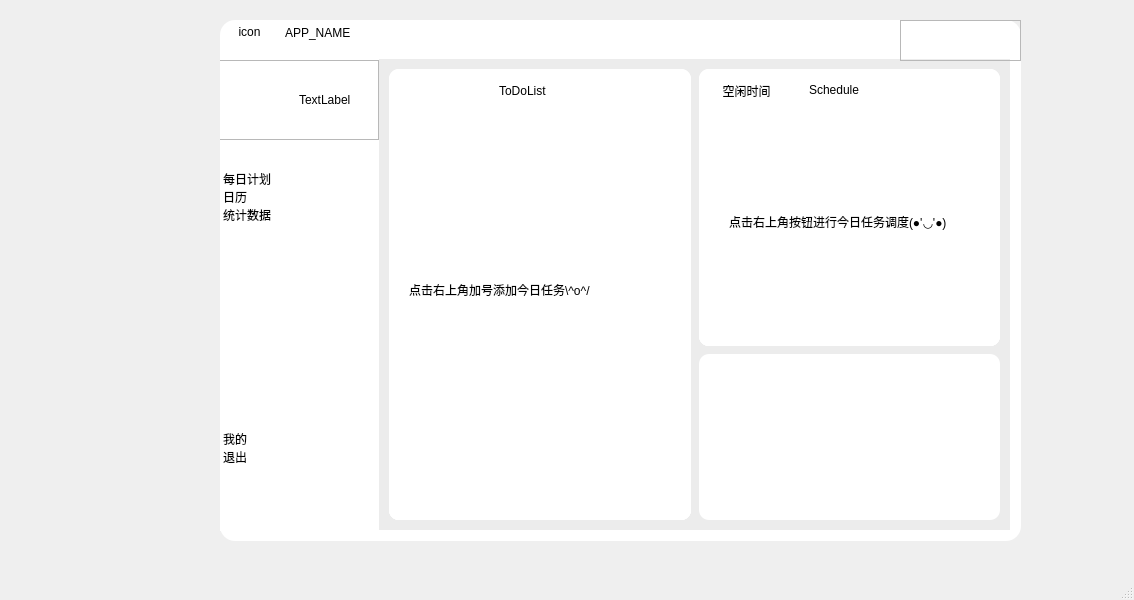
AiDahanwen/BUAA_2024_Python_Project, file frontend/main_interface.ui: the form before one commit.
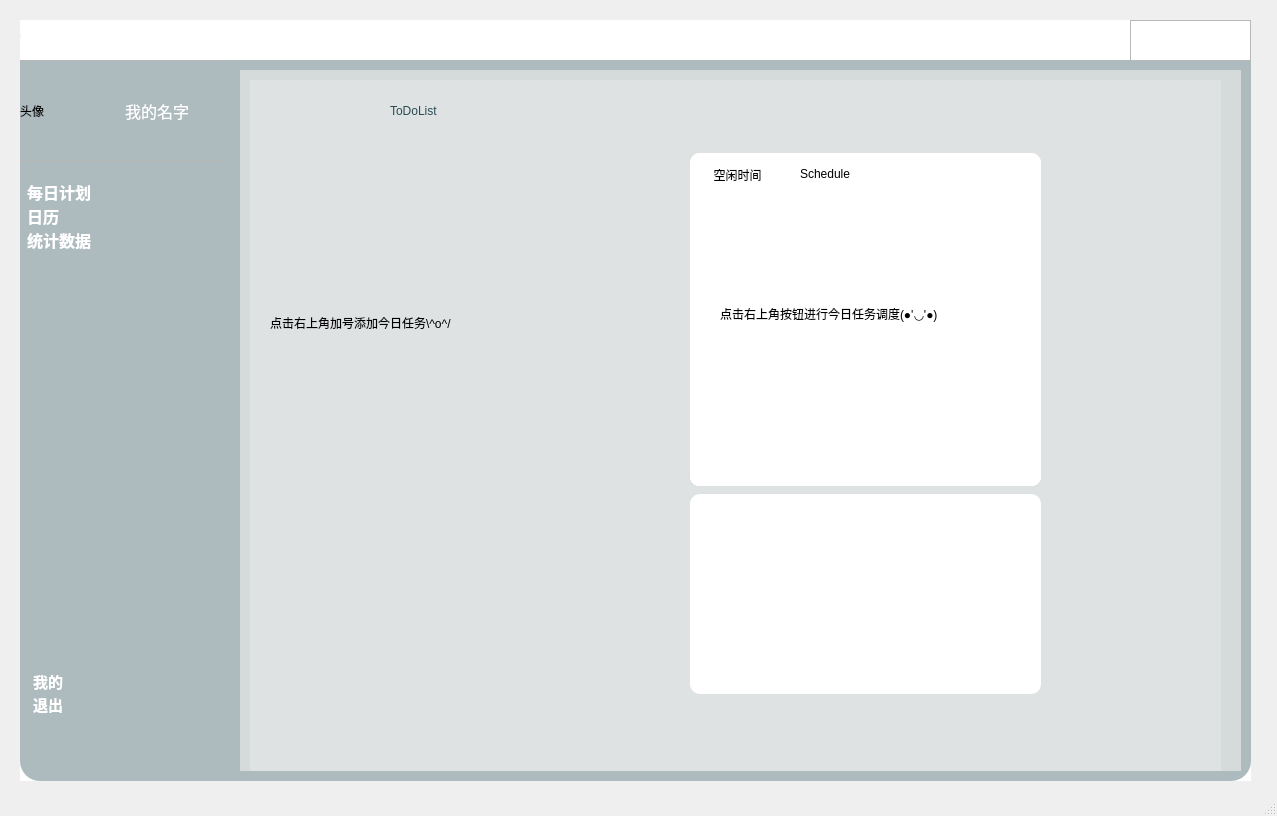
The form after the commit. The open tabs and pages were chosen to show the change. Icons and pictures are not drawn.

Commit message: frontend-modify main interface's background-cuzn

Diff of the .ui file:
```diff
--- a/frontend/main_interface.ui
+++ b/frontend/main_interface.ui
@@ -6,21 +6,33 @@
    <rect>
     <x>0</x>
     <y>0</y>
-    <width>1134</width>
-    <height>600</height>
+    <width>1277</width>
+    <height>816</height>
    </rect>
   </property>
   <property name="windowTitle">
    <string>MainWindow</string>
   </property>
+  <property name="styleSheet">
+   <string notr="true">font: 75 12pt &quot;微软雅黑&quot;;</string>
+  </property>
   <widget class="QWidget" name="centralwidget">
+   <property name="font">
+    <font>
+     <family>微软雅黑</family>
+     <pointsize>12</pointsize>
+     <weight>9</weight>
+     <italic>false</italic>
+     <bold>false</bold>
+    </font>
+   </property>
    <widget class="QFrame" name="frame">
     <property name="geometry">
      <rect>
-      <x>220</x>
+      <x>20</x>
       <y>20</y>
-      <width>801</width>
-      <height>521</height>
+      <width>1231</width>
+      <height>761</height>
      </rect>
     </property>
     <property name="minimumSize">
@@ -30,11 +42,9 @@
      </size>
     </property>
     <property name="styleSheet">
-     <string notr="true">
-
-#frame{
+     <string notr="true">QFrame#frame{
 	background-color: rgb(255, 255, 255);
-	border-radius:15px;
+	border-radius:20px;
 }</string>
     </property>
     <property name="frameShape">
@@ -46,14 +56,14 @@
     <widget class="QStackedWidget" name="stackedWidget">
      <property name="geometry">
       <rect>
-       <x>159</x>
-       <y>39</y>
-       <width>631</width>
-       <height>471</height>
+       <x>220</x>
+       <y>50</y>
+       <width>1001</width>
+       <height>701</height>
       </rect>
      </property>
      <property name="styleSheet">
-      <string notr="true">background-color: rgb(236, 236, 236);</string>
+      <string notr="true">background-color: rgba(236, 236, 236, 100);</string>
      </property>
      <property name="currentIndex">
       <number>1</number>
@@ -114,8 +124,8 @@
         <rect>
          <x>10</x>
          <y>10</y>
-         <width>611</width>
-         <height>451</height>
+         <width>971</width>
+         <height>691</height>
         </rect>
        </property>
        <layout class="QHBoxLayout" name="horizontalLayout_5">
@@ -131,7 +141,7 @@
            </size>
           </property>
           <property name="styleSheet">
-           <string notr="true">background-color: rgb(255, 255, 255);
+           <string notr="true">background-color: rgba(255, 255, 255, 0);
 border-radius:10px;</string>
           </property>
           <property name="frameShape">
@@ -179,14 +189,15 @@
              <widget class="QLabel" name="label_9">
               <property name="geometry">
                <rect>
-                <x>110</x>
+                <x>140</x>
                 <y>10</y>
-                <width>81</width>
-                <height>24</height>
+                <width>191</width>
+                <height>41</height>
                </rect>
               </property>
               <property name="styleSheet">
-               <string notr="true">font: 75 16pt &quot;Times New Roman&quot;;</string>
+               <string notr="true">color: rgb(42, 75, 85);
+font: 87 20pt &quot;Arial Black&quot;;</string>
               </property>
               <property name="text">
                <string>ToDoList</string>
@@ -195,7 +206,7 @@
              <widget class="QPushButton" name="pushButton_M_addtask">
               <property name="geometry">
                <rect>
-                <x>260</x>
+                <x>400</x>
                 <y>10</y>
                 <width>31</width>
                 <height>23</height>
@@ -290,38 +301,15 @@
                    <bool>true</bool>
                   </property>
                  </widget>
-                </widget>
-                <widget class="QWidget" name="page_7">
-                 <layout class="QHBoxLayout" name="horizontalLayout_2">
-                  <property name="spacing">
-                   <number>0</number>
+                 <widget class="QWidget" name="layoutWidget">
+                  <property name="geometry">
+                   <rect>
+                    <x>440</x>
+                    <y>10</y>
+                    <width>351</width>
+                    <height>541</height>
+                   </rect>
                   </property>
-                  <property name="leftMargin">
-                   <number>0</number>
-                  </property>
-                  <property name="topMargin">
-                   <number>0</number>
-                  </property>
-                  <property name="rightMargin">
-                   <number>0</number>
-                  </property>
-                  <property name="bottomMargin">
-                   <number>0</number>
-                  </property>
-                  <item>
-                   <widget class="QListWidget" name="listWidget_todolist"/>
-                  </item>
-                 </layout>
-                </widget>
-               </widget>
-              </item>
-             </layout>
-            </widget>
-           </item>
-          </layout>
-         </widget>
-        </item>
-        <item>
          <layout class="QVBoxLayout" name="verticalLayout">
           <property name="spacing">
            <number>8</number>
@@ -385,7 +373,7 @@
                  <rect>
                   <x>110</x>
                   <y>9</y>
-                  <width>77</width>
+                           <width>131</width>
                   <height>24</height>
                  </rect>
                 </property>
@@ -511,7 +499,7 @@
                      <rect>
                       <x>30</x>
                       <y>100</y>
-                      <width>241</width>
+                               <width>271</width>
                       <height>20</height>
                      </rect>
                     </property>
@@ -589,6 +577,37 @@
            </widget>
           </item>
          </layout>
+                 </widget>
+                </widget>
+                <widget class="QWidget" name="page_7">
+                 <layout class="QHBoxLayout" name="horizontalLayout_2">
+                  <property name="spacing">
+                   <number>0</number>
+                  </property>
+                  <property name="leftMargin">
+                   <number>0</number>
+                  </property>
+                  <property name="topMargin">
+                   <number>0</number>
+                  </property>
+                  <property name="rightMargin">
+                   <number>0</number>
+                  </property>
+                  <property name="bottomMargin">
+                   <number>0</number>
+                  </property>
+                  <item>
+                   <widget class="QListWidget" name="listWidget_todolist"/>
+                  </item>
+                 </layout>
+                </widget>
+               </widget>
+              </item>
+             </layout>
+            </widget>
+           </item>
+          </layout>
+         </widget>
         </item>
        </layout>
       </widget>
@@ -1204,13 +1223,27 @@
      <property name="geometry">
       <rect>
        <x>0</x>
-       <y>150</y>
-       <width>151</width>
-       <height>241</height>
+       <y>160</y>
+       <width>231</width>
+       <height>181</height>
       </rect>
      </property>
+     <property name="font">
+      <font>
+       <family>微软雅黑</family>
+       <pointsize>12</pointsize>
+       <weight>9</weight>
+       <italic>false</italic>
+       <bold>false</bold>
+      </font>
+     </property>
      <property name="styleSheet">
-      <string notr="true">border:none;</string>
+      <string notr="true">QListWidget#listWidget{
+border:none;
+background-color: rgba(255, 255, 255, 0);
+font:75 12pt &quot;微软雅黑&quot;;
+	color: rgb(255, 255, 255);
+}</string>
      </property>
      <property name="movement">
       <enum>QListView::Static</enum>
@@ -1220,8 +1253,19 @@
      </property>
      <item>
       <property name="text">
-       <string>每日计划</string>
+       <string> 每日计划</string>
       </property>
+      <property name="font">
+       <font>
+        <family>微软雅黑</family>
+        <pointsize>12</pointsize>
+        <weight>75</weight>
+        <bold>true</bold>
+       </font>
+      </property>
+      <property name="textAlignment">
+       <set>AlignLeading|AlignVCenter</set>
+      </property>
       <property name="icon">
        <iconset>
         <normalon>:/resource/icons/ClassLine.png</normalon>
@@ -1230,8 +1274,16 @@
      </item>
      <item>
       <property name="text">
-       <string>日历</string>
+       <string> 日历</string>
       </property>
+      <property name="font">
+       <font>
+        <family>微软雅黑</family>
+        <pointsize>12</pointsize>
+        <weight>75</weight>
+        <bold>true</bold>
+       </font>
+      </property>
       <property name="icon">
        <iconset>
         <normalon>:/icons/icons/Calendar.png</normalon>
@@ -1240,8 +1292,16 @@
      </item>
      <item>
       <property name="text">
-       <string>统计数据</string>
+       <string> 统计数据</string>
       </property>
+      <property name="font">
+       <font>
+        <family>微软雅黑</family>
+        <pointsize>12</pointsize>
+        <weight>75</weight>
+        <bold>true</bold>
+       </font>
+      </property>
       <property name="icon">
        <iconset>
         <normalon>:/resource/icons/统计分析-项目表格统计.png</normalon>
@@ -1252,23 +1312,55 @@
     <widget class="QListWidget" name="listWidget_2">
      <property name="geometry">
       <rect>
-       <x>0</x>
-       <y>410</y>
-       <width>111</width>
-       <height>101</height>
+       <x>10</x>
+       <y>650</y>
+       <width>211</width>
+       <height>100</height>
       </rect>
      </property>
+     <property name="sizePolicy">
+      <sizepolicy hsizetype="Expanding" vsizetype="Expanding">
+       <horstretch>0</horstretch>
+       <verstretch>0</verstretch>
+      </sizepolicy>
+     </property>
+     <property name="minimumSize">
+      <size>
+       <width>0</width>
+       <height>100</height>
+      </size>
+     </property>
+     <property name="maximumSize">
+      <size>
+       <width>16777215</width>
+       <height>100</height>
+      </size>
+     </property>
+     <property name="layoutDirection">
+      <enum>Qt::LeftToRight</enum>
+     </property>
      <property name="styleSheet">
       <string notr="true">border:none;
-border-bottom-left:15px;</string>
+color: rgb(255, 255, 255);
+font: 75 12pt &quot;微软雅黑&quot;;
+border-bottom-left:15px;
+background-color: rgba(255, 255, 255, 0);</string>
      </property>
      <property name="spacing">
-      <number>15</number>
+      <number>10</number>
      </property>
      <item>
       <property name="text">
        <string>我的</string>
       </property>
+      <property name="font">
+       <font>
+        <family>微软雅黑</family>
+        <pointsize>11</pointsize>
+        <weight>75</weight>
+        <bold>true</bold>
+       </font>
+      </property>
       <property name="icon">
        <iconset>
         <normalon>:/resource/icons/我的.png</normalon>
@@ -1279,6 +1371,14 @@
       <property name="text">
        <string>退出</string>
       </property>
+      <property name="font">
+       <font>
+        <family>微软雅黑</family>
+        <pointsize>11</pointsize>
+        <weight>75</weight>
+        <bold>true</bold>
+       </font>
+      </property>
       <property name="icon">
        <iconset>
         <normalon>:/icons/icons/login.png</normalon>
@@ -1286,30 +1386,43 @@
       </property>
      </item>
     </widget>
-    <widget class="QWidget" name="layoutWidget">
+    <widget class="QFrame" name="frame">
      <property name="geometry">
       <rect>
-       <x>0</x>
-       <y>0</y>
-       <width>131</width>
-       <height>25</height>
+       <x>10</x>
+       <y>-10</y>
+       <width>241</width>
+       <height>61</height>
       </rect>
      </property>
+     <property name="styleSheet">
+      <string notr="true">background-color: rgba(255, 255, 255, 0);</string>
+     </property>
      <layout class="QHBoxLayout" name="horizontalLayout">
       <item>
        <widget class="QPushButton" name="pushButton_3">
+        <property name="maximumSize">
+         <size>
+          <width>35</width>
+          <height>33</height>
+         </size>
+        </property>
         <property name="styleSheet">
          <string notr="true">border:none;</string>
         </property>
         <property name="text">
-         <string>icon</string>
+         <string/>
         </property>
        </widget>
       </item>
       <item>
        <widget class="QLabel" name="label_3">
+        <property name="styleSheet">
+         <string notr="true">font: 87 14pt &quot;Arial Black&quot;;
+color: rgb(55, 89, 100);</string>
+        </property>
         <property name="text">
-         <string>APP_NAME</string>
+         <string>TDesigner</string>
         </property>
        </widget>
       </item>
@@ -1320,8 +1433,8 @@
       <rect>
        <x>-1</x>
        <y>40</y>
-       <width>160</width>
-       <height>80</height>
+       <width>211</width>
+       <height>101</height>
       </rect>
      </property>
      <property name="minimumSize">
@@ -1330,6 +1443,9 @@
        <height>80</height>
       </size>
      </property>
+     <property name="styleSheet">
+      <string notr="true"/>
+     </property>
      <property name="frameShape">
       <enum>QFrame::StyledPanel</enum>
      </property>
@@ -1361,7 +1477,7 @@
          </size>
         </property>
         <property name="text">
-         <string/>
+         <string>头像</string>
         </property>
        </widget>
       </item>
@@ -1373,8 +1489,21 @@
           <height>78</height>
          </size>
         </property>
+        <property name="font">
+         <font>
+          <family>微软雅黑</family>
+          <pointsize>12</pointsize>
+          <weight>9</weight>
+          <italic>false</italic>
+          <bold>false</bold>
+         </font>
+        </property>
+        <property name="styleSheet">
+         <string notr="true">font: 75 12pt &quot;微软雅黑&quot;;
+color: rgb(255, 255, 255);</string>
+        </property>
         <property name="text">
-         <string>TextLabel</string>
+         <string>我的名字</string>
         </property>
        </widget>
       </item>
@@ -1383,7 +1512,7 @@
     <widget class="QFrame" name="frame_10">
      <property name="geometry">
       <rect>
-       <x>680</x>
+       <x>1110</x>
        <y>0</y>
        <width>121</width>
        <height>41</height>
@@ -1437,6 +1566,63 @@
       </item>
      </layout>
     </widget>
+    <widget class="QListView" name="listView">
+     <property name="geometry">
+      <rect>
+       <x>0</x>
+       <y>0</y>
+       <width>1231</width>
+       <height>761</height>
+      </rect>
+     </property>
+     <property name="styleSheet">
+      <string notr="true">border-radius:20px;
+border-image: url(:/pictures/pictures/main_interface_background.jpg);
+</string>
+     </property>
+    </widget>
+    <widget class="QListView" name="listView_2">
+     <property name="geometry">
+      <rect>
+       <x>0</x>
+       <y>0</y>
+       <width>1231</width>
+       <height>761</height>
+      </rect>
+     </property>
+     <property name="styleSheet">
+      <string notr="true">border-radius:20px;
+background-color: rgba(45, 79, 89, 100);
+</string>
+     </property>
+    </widget>
+    <widget class="QLabel" name="label_5">
+     <property name="geometry">
+      <rect>
+       <x>0</x>
+       <y>-1</y>
+       <width>1231</width>
+       <height>41</height>
+      </rect>
+     </property>
+     <property name="styleSheet">
+      <string notr="true">background-color: rgb(255, 255, 255);
+border-top-right-radius:20px;
+border-top-left-radius:20px;</string>
+     </property>
+     <property name="text">
+      <string/>
+     </property>
+    </widget>
+    <zorder>listView</zorder>
+    <zorder>listView_2</zorder>
+    <zorder>stackedWidget</zorder>
+    <zorder>listWidget</zorder>
+    <zorder>listWidget_2</zorder>
+    <zorder>frame_21</zorder>
+    <zorder>label_5</zorder>
+    <zorder>frame_10</zorder>
+    <zorder>frame</zorder>
    </widget>
   </widget>
   <widget class="QStatusBar" name="statusbar"/>
```
Left out of the diff: 77 changed lines with no effect on the pictures. Lines whose indentation alone changed are shown as unchanged. The commit also changes 2 other files.
